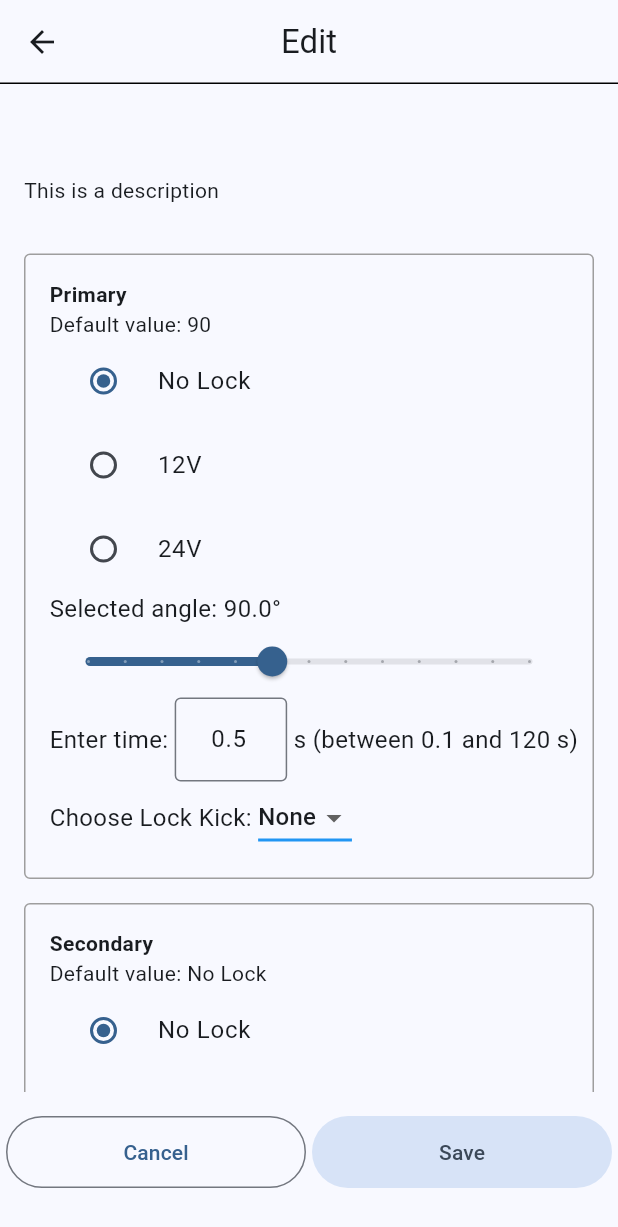
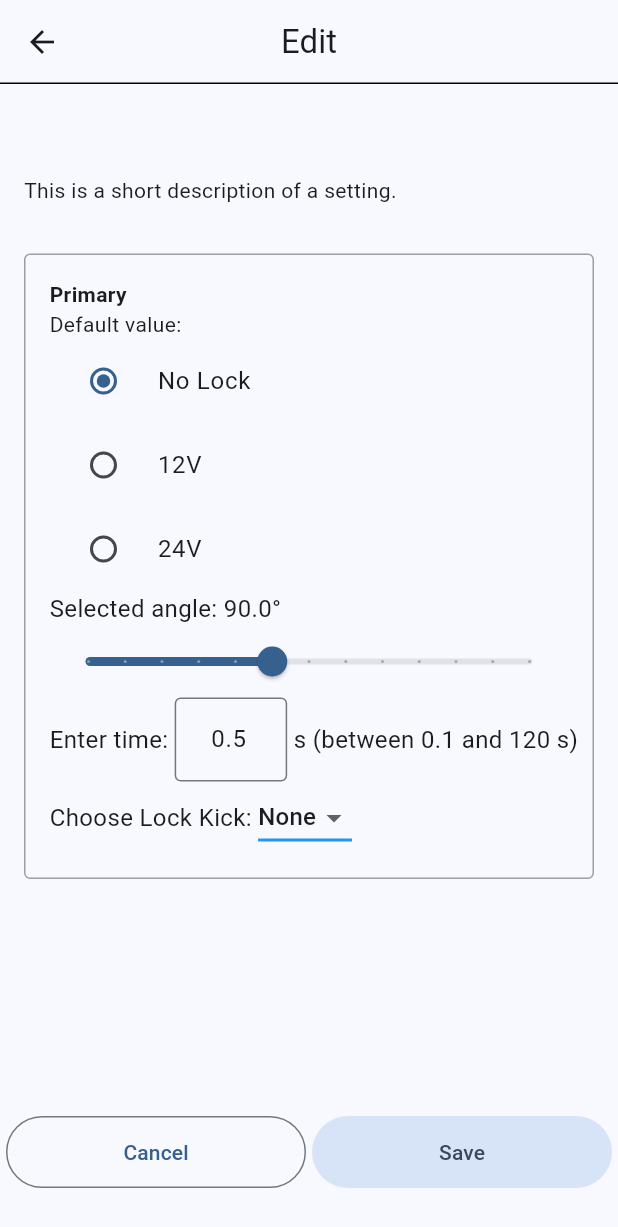
Before and after one commit to mitjadietner/lock-config-assignment, a Flutter app: the EditScreen screen opened directly with empty values, on a phone screen of 412 x 824 dp. Shown: the top 1227 px of the screen. Run offline on Flutter 3.47's test engine with Material 3 defaults, Android fonts, the phone set to English and light mode, and no system bars; network calls fail.

Commit message:
Display correct defaultValue.

```diff
--- a/lib/model/lock_model.dart
+++ b/lib/model/lock_model.dart
@@ -6,10 +6,11 @@ class LockItem {
   String title;
   String primary;
   String secondary;
+  String defaultValue;
   LockArray? arrayData;
   LockRange? rangeData;
-  LockItem(this.type, this.title, this.primary, this.secondary, this.arrayData,
-      this.rangeData);
+  LockItem(this.type, this.title, this.primary, this.secondary,
+      this.defaultValue, this.arrayData, this.rangeData);
 }
 
 class LockDoor {
--- a/lib/providers/lock_provider.dart
+++ b/lib/providers/lock_provider.dart
@@ -21,6 +21,7 @@ class LockProvider with ChangeNotifier {
             : data.lockVoltage.common == true
                 ? ""
                 : data.lockVoltage.lockDefault,
+        data.lockVoltage.lockDefault,
         data.lockVoltage,
         null,
       ),
@@ -33,6 +34,7 @@ class LockProvider with ChangeNotifier {
             : data.lockType.common == true
                 ? ""
                 : data.lockType.lockDefault,
+        data.lockType.lockDefault,
         data.lockType,
         null,
       ),
@@ -45,6 +47,7 @@ class LockProvider with ChangeNotifier {
             : data.lockKick.common == true
                 ? ""
                 : data.lockKick.lockDefault,
+        data.lockKick.lockDefault,
         data.lockKick,
         null,
       ),
@@ -57,6 +60,7 @@ class LockProvider with ChangeNotifier {
             : data.lockRelease.common == true
                 ? ""
                 : data.lockRelease.lockDefault,
+        data.lockRelease.lockDefault,
         data.lockRelease,
         null,
       ),
@@ -69,6 +73,7 @@ class LockProvider with ChangeNotifier {
             : data.lockReleaseTime.common == true
                 ? ""
                 : data.lockReleaseTime.lockDefault.toString(),
+        data.lockReleaseTime.lockDefault.toString(),
         null,
         data.lockReleaseTime,
       ),
@@ -81,6 +86,7 @@ class LockProvider with ChangeNotifier {
             : data.lockAngle.common == true
                 ? ""
                 : data.lockAngle.lockDefault.toString(),
+        data.lockAngle.lockDefault.toString(),
         null,
         data.lockAngle,
       ),
--- a/lib/ui/screens/edit_screen.dart
+++ b/lib/ui/screens/edit_screen.dart
@@ -32,18 +32,19 @@ class EditScreen extends StatelessWidget {
                     ),
                   ),
                 ),
-                Padding(
-                  padding: const EdgeInsets.fromLTRB(16, 4, 16, 32),
+                const Padding(
+                  padding: EdgeInsets.fromLTRB(16, 4, 16, 32),
                   child: SizedBox(
                     width: double.infinity,
-                    child: Text("This is a description"),
+                    child: Text("This is a short description of a setting."),
                   ),
                 ),
-                EditContainer('Primary', '90'),
-                Padding(
-                  padding: EdgeInsets.only(top: 16),
-                  child: EditContainer('Secondary', 'No Lock'),
-                ),
+                EditContainer('Primary', item),
+                if (item.secondary.isNotEmpty)
+                  Padding(
+                    padding: const EdgeInsets.only(top: 16),
+                    child: EditContainer('Secondary', item),
+                  ),
               ],
             ),
           ),
--- a/lib/ui/screens/home_screen.dart
+++ b/lib/ui/screens/home_screen.dart
@@ -69,7 +69,6 @@ class _HomeScreenState extends State<HomeScreen> {
               builder: (context, provider, child) {
                 var lockData = provider.dataList;
                 if (lockData == null) return const CircularProgressIndicator();
-                print(lockData.toString());
                 return ListView.builder(
                   itemBuilder: (context, index) =>
                       ListItem(item: lockData[index]),
--- a/lib/ui/widgets/edit_container.dart
+++ b/lib/ui/widgets/edit_container.dart
@@ -4,10 +4,12 @@ import 'package:locks/ui/widgets/edit_dropdown.dart';
 import 'package:locks/ui/widgets/radio_list.dart';
 import 'package:locks/ui/widgets/time_input.dart';
 
+import '../../model/lock_model.dart';
+
 class EditContainer extends StatelessWidget {
   final String doorType;
-  final String defaultValue;
-  const EditContainer(this.doorType, this.defaultValue, {super.key});
+  final LockItem item;
+  const EditContainer(this.doorType, this.item, {super.key});
 
   @override
   Widget build(BuildContext context) {
@@ -30,7 +32,7 @@ class EditContainer extends StatelessWidget {
             ),
             SizedBox(
               width: double.infinity,
-              child: Text('Default value: $defaultValue'),
+              child: Text('Default value: ${item.defaultValue}'),
             ),
             RadioList('No lock', ['No lock', '12V', '24V']),
             AngleSlider(),
```
